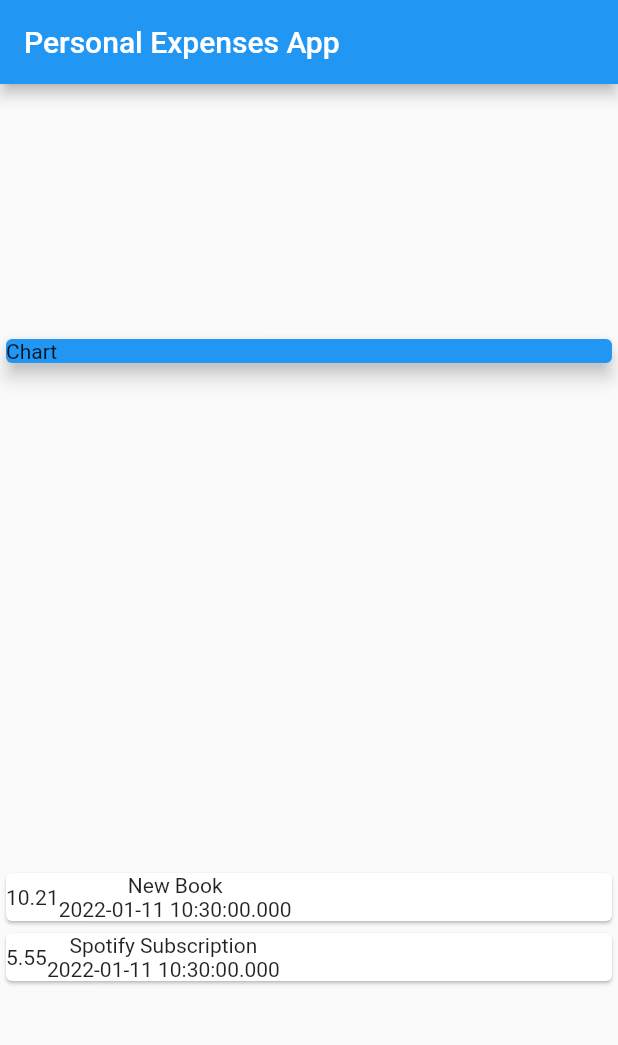
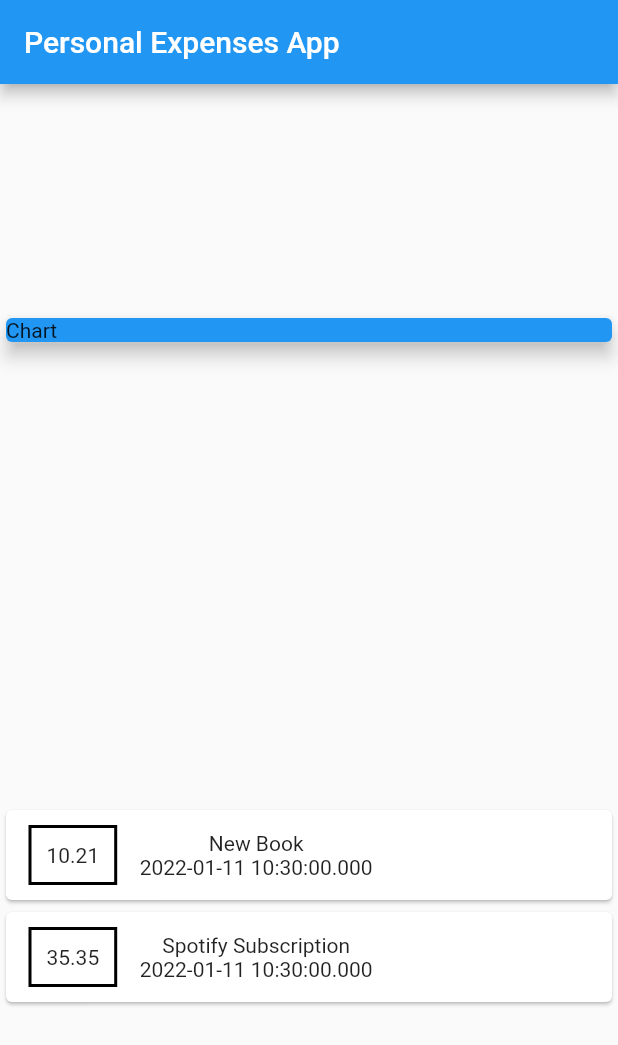
Before and after one commit to bahrie127/course_flutter_udemy_personal_expenses_app, a Flutter app: the screen it shows after launch, on a phone screen of 412 x 824 dp. Shown: the top 1045 px of the screen. Run offline on Flutter 3.47's test engine with Material 2 defaults, Android fonts, the phone set to English and light mode, and no system bars.

Commit message:
Styling a container

```diff
--- a/lib/main.dart
+++ b/lib/main.dart
@@ -27,7 +27,7 @@ class MyHomePage extends StatelessWidget {
     Transaction(
       id: 't2',
       title: 'Spotify Subscription',
-      amount: 5.55,
+      amount: 35.35,
       date: DateTime.now(),
     ),
   ];
@@ -56,6 +56,17 @@ class MyHomePage extends StatelessWidget {
                 child: Row(
                   children: [
                     Container(
+                      margin: EdgeInsets.symmetric(
+                        vertical: 10,
+                        horizontal: 15,
+                      ),
+                      decoration: BoxDecoration(
+                        border: Border.all(
+                          color: Colors.black,
+                          width: 2,
+                        ),
+                      ),
+                      padding: EdgeInsets.all(10),
                       child: Text(
                         tx.amount.toString(),
                       ),
```
